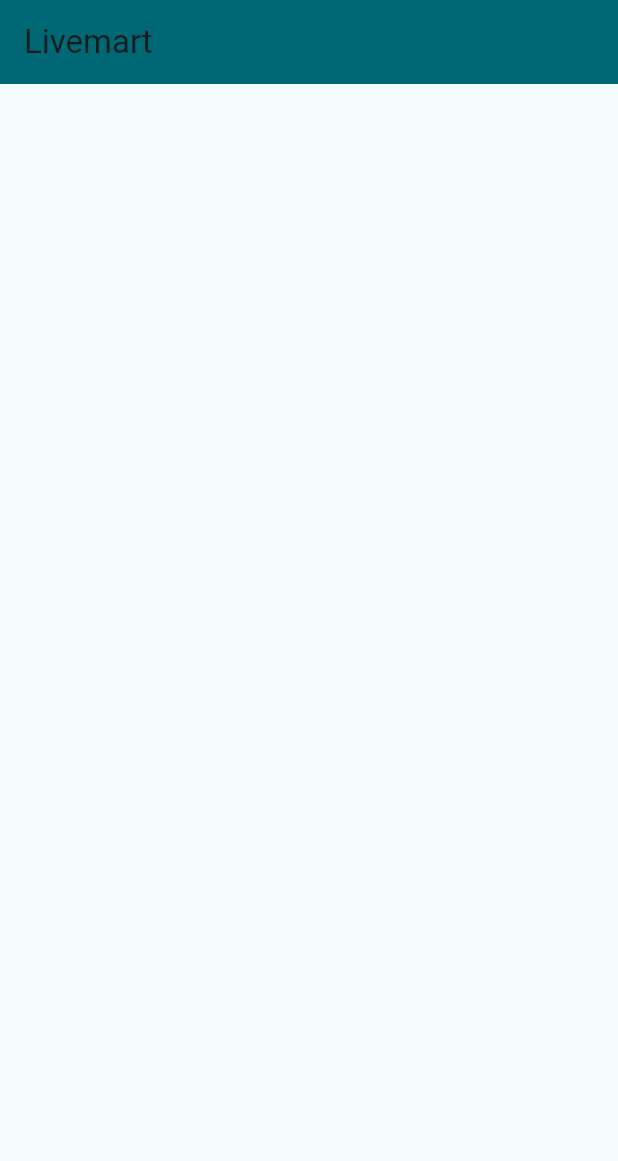
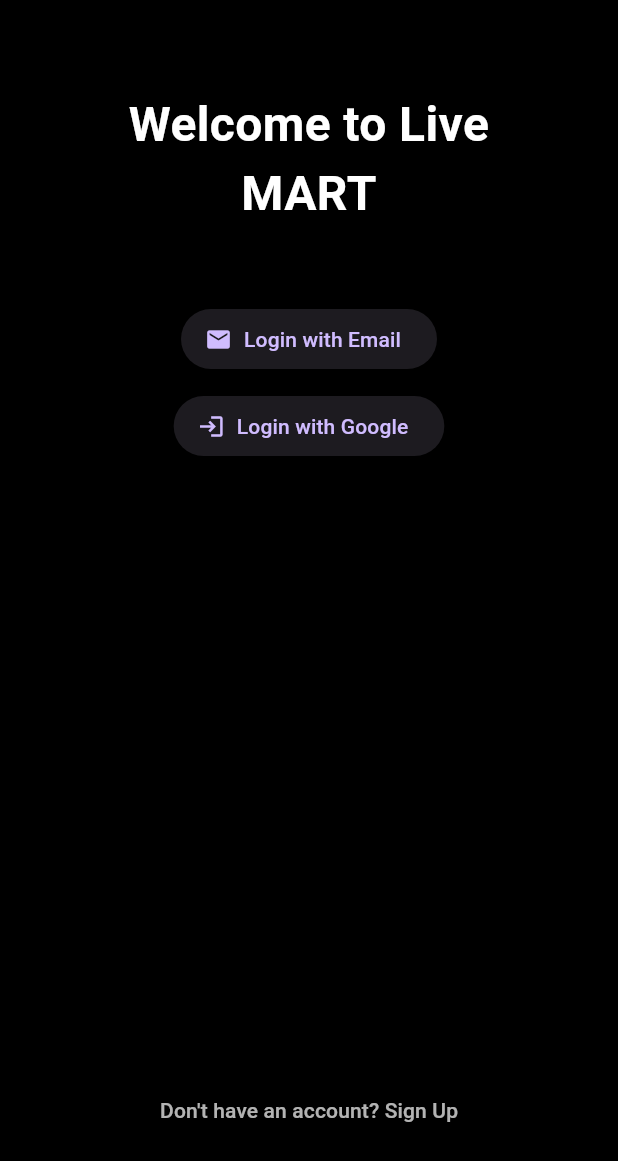
Before and after one commit to rehanreghunath/livemart, a Flutter app: the screen it shows after launch, on a phone screen of 412 x 824 dp. Shown: the top 1161 px of the screen. Run offline on Flutter 3.47's test engine with Material 3 defaults, Android fonts, the phone set to English and light mode, and no system bars; our stand-ins replace flutter_dotenv, flutter_riverpod, go_router, google_sign_in, supabase_flutter; accounts and stored records are empty.

Commit message:
Auth Setup
- Prototype UI
- Login/Signup feature with email password or google
- routing handled with gorouter

```diff
--- /dev/null
+++ b/lib/approuter.dart
@@ -0,0 +1,22 @@
+import 'package:go_router/go_router.dart';
+import 'package:livemart/pages/screens/welcome_screen.dart';
+import 'package:livemart/pages/auth/login.dart';
+import 'package:livemart/pages/auth/signup.dart';
+
+final GoRouter router = GoRouter(
+  initialLocation: '/',
+  routes: [
+    GoRoute(
+      path: '/',
+      builder: (context, state) => const WelcomeScreen(),
+    ),
+    GoRoute(
+      path: '/login',
+      builder: (context, state) => const LoginPage(),
+    ),
+    GoRoute(
+      path: '/signup',
+      builder: (context, state) => const SignupPage(),
+    ),
+  ],
+);
--- a/lib/main.dart
+++ b/lib/main.dart
@@ -1,11 +1,16 @@
+import 'dart:async';
 import 'package:flutter/material.dart';
 import 'package:supabase_flutter/supabase_flutter.dart';
 import 'package:flutter_dotenv/flutter_dotenv.dart';
 import 'package:flutter_riverpod/flutter_riverpod.dart';
+import 'approuter.dart';
+// import 'package:google_sign_in/google_sign_in.dart';
 
 Future<void> main() async {
   WidgetsFlutterBinding.ensureInitialized();
-  await dotenv.load(fileName: ".env"); // contains SUPABASE_URL and SUPABASE_ANON_KEY
+  await dotenv.load(
+    fileName: ".env",
+  ); // contains SUPABASE_URL and SUPABASE_ANON_KEY
 
   await Supabase.initialize(
     url: dotenv.env['SUPABASE_URL']!,
@@ -20,42 +25,86 @@
 
   @override
   Widget build(BuildContext context) {
-    return MaterialApp (
-      title: 'LiveMart',
-      theme: ThemeData(
-        colorScheme: ColorScheme.fromSeed(seedColor: const Color.fromARGB(255, 254, 254, 254)),
-      ),
+    return MaterialApp.router(
       debugShowCheckedModeBanner: false,
-      home: const MyHomePage(title: 'Livemart')
+      theme: ThemeData.dark(useMaterial3: true),
+      routerConfig: router,
     );
   }
 }
 
-class MyHomePage extends StatefulWidget {
-  const MyHomePage({super.key, required this.title});
+// class MyHomePage extends StatefulWidget {
+//   const MyHomePage({super.key, required this.title});
 
-  final String title;
+//   final String title;
 
-  @override
-  State<MyHomePage> createState() => _MyHomePageState();
-}
+//   @override
+//   State<MyHomePage> createState() => _MyHomePageState();
+// }
 
-class _MyHomePageState extends State<MyHomePage> {
+// class _MyHomePageState extends State<MyHomePage> {
+//   String? _userId;
 
-  @override
-  Widget build(BuildContext context) {
-    return Scaffold(
-      appBar: AppBar(
-        backgroundColor: Theme.of(context).colorScheme.primary,
+//   @override
+//   void initState() {
+//     super.initState();
 
-        title: Text(widget.title),
-      ),
-      body: Center(
+//     client.auth.onAuthStateChange.listen((data) {
+//       setState(() {
+//         _userId = data.session?.user.id;
+//       });
+//     });
+//   }
 
-        child: Column(
-          mainAxisAlignment: MainAxisAlignment.center,
-        ),
-      ),
-    );
-  }
-}
+//   @override
+//   Widget build(BuildContext context) {
+//     return Scaffold(
+//       appBar: AppBar(
+//         backgroundColor: Theme.of(context).colorScheme.primary,
+
+//         title: Text(widget.title),
+//       ),
+//       body: Center(
+//         child: Column(
+//           children: [
+//             Text(_userId ?? 'Not signed in'),
+//             ElevatedButton(
+//               onPressed: () async {
+//                 final webClientId = dotenv.env['CLIENT_ID']!;
+
+//                 final GoogleSignIn signIn = GoogleSignIn.instance;
+
+//                 // At the start of your app, initialize the GoogleSignIn instance
+//                 unawaited(
+//                   signIn.initialize(
+//                     serverClientId: webClientId,
+//                   ),
+//                 );
+
+//                 // Perform the sign in
+//                 final googleAccount = await signIn.authenticate();
+//                 final googleAuthorization = await googleAccount
+//                     .authorizationClient
+//                     .authorizationForScopes(['email', 'profile']);
+//                 final googleAuthentication = googleAccount.authentication;
+//                 final idToken = googleAuthentication.idToken;
+//                 final accessToken = googleAuthorization?.accessToken;
+
+//                 if (idToken == null) {
+//                   throw 'No ID Token found.';
+//                 }
+
+//               client.auth.signInWithIdToken(
+//                   provider: OAuthProvider.google,
+//                   idToken: idToken,
+//                   accessToken: accessToken,
+//                 );
+//               },
+//               child: Text('Sign in with Google'),
+//             ),
+//           ],
+//         ),
+//       ),
+//     );
+//   }
+// }
--- /dev/null
+++ b/lib/pages/screens/welcome_screen.dart
@@ -0,0 +1,84 @@
+import 'dart:async';
+import 'package:flutter/material.dart';
+import 'package:go_router/go_router.dart';
+import 'package:flutter_dotenv/flutter_dotenv.dart';
+import 'package:supabase_flutter/supabase_flutter.dart';
+import 'package:google_sign_in/google_sign_in.dart';
+
+final client = Supabase.instance.client;
+
+Future<void> googleLogin() async {
+    final webClientId = dotenv.env['CLIENT_ID']!;
+    final GoogleSignIn signIn = GoogleSignIn.instance;
+    // At the start of your app, initialize the GoogleSignIn instance
+    unawaited(
+      signIn.initialize(
+        serverClientId: webClientId,
+      ),
+    );
+    // Perform the sign in
+    final googleAccount = await signIn.authenticate();
+    final googleAuthorization = await googleAccount
+        .authorizationClient
+        .authorizationForScopes(['email', 'profile']);
+    final googleAuthentication = googleAccount.authentication;
+    final idToken = googleAuthentication.idToken;
+    final accessToken = googleAuthorization?.accessToken;
+    if (idToken == null) {
+      throw 'No ID Token found.';
+    }
+    client.auth.signInWithIdToken(
+        provider: OAuthProvider.google,
+        idToken: idToken,
+        accessToken: accessToken,
+      );}
+
+class WelcomeScreen extends StatelessWidget {
+  const WelcomeScreen({super.key});
+
+  @override
+  Widget build(BuildContext context) {
+    return Scaffold(
+      backgroundColor: Colors.black,
+      body: Center(
+        child: Padding(
+          padding: const EdgeInsets.all(60.0),
+          child: Column(
+            mainAxisAlignment: MainAxisAlignment.center,
+            children: [
+              Text(
+                "Welcome to Live MART",
+                style: TextStyle(
+                  color: Colors.white,
+                  fontSize: 32,
+                  fontWeight: FontWeight.bold,
+                ),
+                textAlign: TextAlign.center,
+              ),
+              const SizedBox(height: 50),
+              ElevatedButton.icon(
+                onPressed: () => context.push('/login'),
+                icon: const Icon(Icons.email),
+                label: const Text("Login with Email"),
+              ),
+              const SizedBox(height: 10),
+              ElevatedButton.icon(
+                onPressed: googleLogin,
+                icon: const Icon(Icons.login),
+                label: const Text("Login with Google"),
+              ),
+              const Spacer(),
+              TextButton(
+                onPressed: () => context.push('/signup'),
+                child: const Text(
+                  "Don't have an account? Sign Up",
+                  style: TextStyle(color: Colors.white70),
+                ),
+              ),
+            ],
+          ),
+        ),
+      ),
+    );
+  }
+}
```
Also changed, not shown: lib/pages/auth/login.dart (added, +58 -0 lines), lib/pages/auth/signup.dart (added, +67 -0 lines), pubspec.yaml (+4 -3 lines), pubspec.lock, 3 other files.
